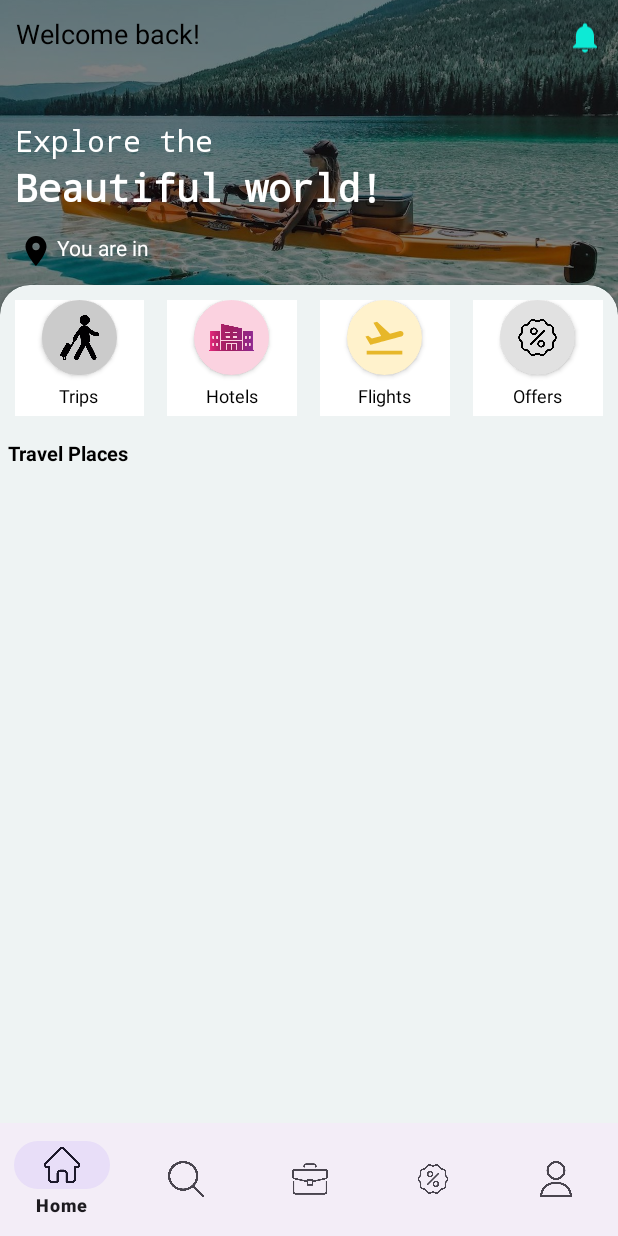
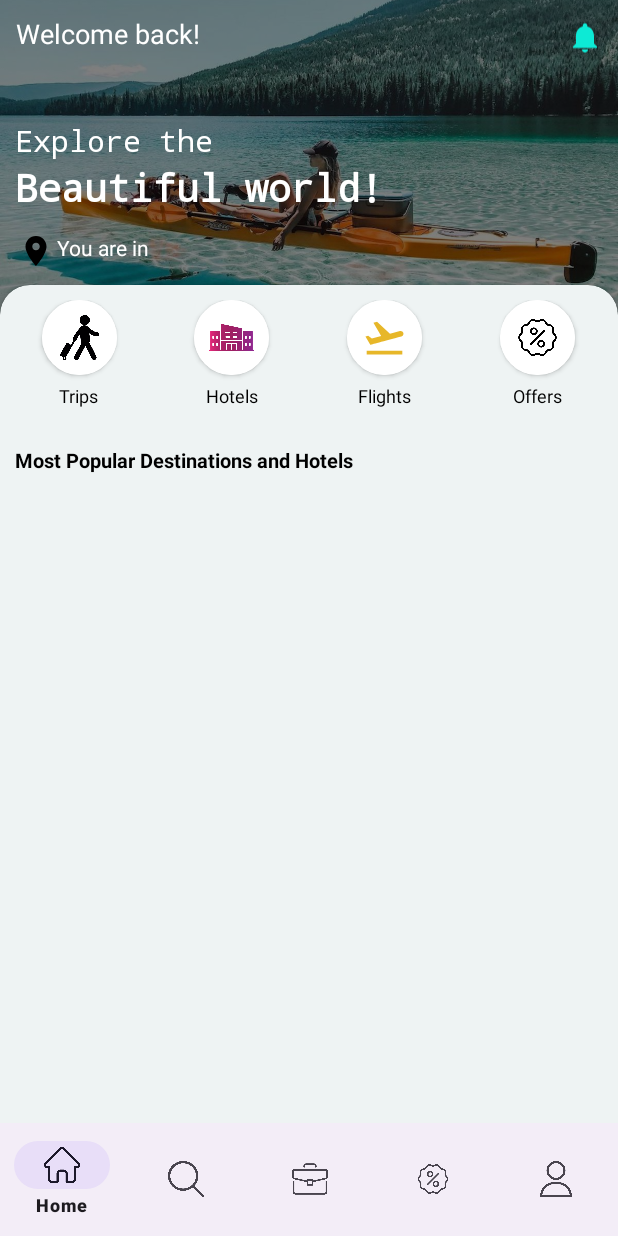
Before and after one commit to collin-Kipkorir/WanderEase---Your-Ultimate-Travel-Companion, an Android app: the screen it shows after launch once a user with an empty profile is signed in (MainActivity), on a phone screen of 412 x 824 dp. Run offline under Robolectric (Android 15) with nearby library versions, the phone set to English and light mode, and no system bars; our stand-ins replace Firebase (no records; nobody signed in at launch, a user with empty details on screens opened directly).

Commit message:
Home Fragment UI Redesign

```diff
--- a/app/src/main/java/com/wanderease/travelcompanion/HomeFragment.java
+++ b/app/src/main/java/com/wanderease/travelcompanion/HomeFragment.java
@@ -64,7 +64,7 @@ public class HomeFragment extends Fragment {
             Window window = requireActivity().getWindow();
             // Set the status bar color
             window.addFlags(WindowManager.LayoutParams.FLAG_DRAWS_SYSTEM_BAR_BACKGROUNDS);
-            window.setStatusBarColor(ContextCompat.getColor(requireContext(), R.color.semi_transparent_black));
+            window.setStatusBarColor(ContextCompat.getColor(requireContext(), R.color.black));
         }
         tvUserLocation = view.findViewById(R.id.tv_user_location);
         tvWelcomeMessage = view.findViewById(R.id.tv_welcome_message);
--- a/app/src/main/res/layout/fragment_home.xml
+++ b/app/src/main/res/layout/fragment_home.xml
@@ -56,7 +56,7 @@
                     android:layout_height="wrap_content"
                     android:textSize="18sp"
                     android:layout_margin="10dp"
-                    android:textColor="@color/black"
+                    android:textColor="@color/white"
                     android:layout_marginTop="16dp"
                     android:gravity="center" />
                 <ImageView
@@ -167,21 +167,21 @@
                                         android:layout_height="wrap_content"
                                         android:layout_marginEnd="15dp"
                                         android:layout_weight="1"
-                                        android:background="@color/white"
+                                        android:background="@color/grey"
                                         android:orientation="vertical">
 
                                         <androidx.cardview.widget.CardView
                                             android:layout_width="50dp"
                                             android:layout_height="50dp"
                                             android:layout_gravity="center_horizontal"
-                                            android:background="@color/white"
+                                            android:background="@color/grey"
                                             app:cardCornerRadius="50dp">
 
                                             <ImageView
                                                 android:layout_width="match_parent"
                                                 android:layout_height="match_parent"
                                                 android:layout_gravity="center"
-                                                android:background="#34000000"
+                                                android:background="@color/white"
                                                 android:padding="10dp"
                                                 android:scaleType="centerCrop"
                                                 android:src="@drawable/travel" />
@@ -204,12 +204,13 @@
                                         android:layout_height="wrap_content"
                                         android:layout_marginEnd="15dp"
                                         android:layout_weight="1"
-                                        android:background="@color/white"
+                                        android:background="@color/grey"
                                         android:orientation="vertical">
 
                                         <androidx.cardview.widget.CardView
                                             android:layout_width="50dp"
                                             android:layout_height="50dp"
+                                            android:background="@color/white"
                                             android:layout_gravity="center_horizontal"
                                             app:cardCornerRadius="50dp">
 
@@ -217,7 +218,7 @@
                                                 android:layout_width="match_parent"
                                                 android:layout_height="match_parent"
                                                 android:layout_gravity="center"
-                                                android:background="#32E91E63"
+                                                android:background="@color/white"
                                                 android:padding="10dp"
                                                 android:scaleType="centerCrop"
                                                 android:src="@drawable/hotel" />
@@ -239,12 +240,13 @@
                                         android:layout_height="wrap_content"
                                         android:layout_marginEnd="15dp"
                                         android:layout_weight="1"
-                                        android:background="@color/white"
+                                        android:background="@color/grey"
                                         android:orientation="vertical">
 
                                         <androidx.cardview.widget.CardView
                                             android:layout_width="50dp"
                                             android:layout_height="50dp"
+                                            android:background="@color/white"
                                             android:layout_gravity="center_horizontal"
                                             app:cardCornerRadius="50dp">
 
@@ -252,7 +254,7 @@
                                                 android:layout_width="match_parent"
                                                 android:layout_height="match_parent"
                                                 android:layout_gravity="center"
-                                                android:background="#34FFC107"
+                                                android:background="@color/white"
                                                 android:padding="10dp"
                                                 android:scaleType="centerCrop"
                                                 android:src="@drawable/flight" />
@@ -273,20 +275,21 @@
                                         android:layout_width="0dp"
                                         android:layout_height="wrap_content"
                                         android:layout_weight="1"
-                                        android:background="@color/white"
+                                        android:background="@color/grey"
                                         android:orientation="vertical">
 
                                         <androidx.cardview.widget.CardView
                                             android:layout_width="50dp"
                                             android:layout_height="50dp"
                                             android:layout_gravity="center_horizontal"
+                                            android:background="@color/white"
                                             app:cardCornerRadius="50dp">
 
                                             <ImageView
                                                 android:layout_width="match_parent"
                                                 android:layout_height="match_parent"
                                                 android:layout_gravity="center"
-                                                android:background="#1E000000"
+                                                android:background="@color/white"
                                                 android:padding="10dp"
                                                 android:scaleType="centerCrop"
                                                 android:src="@drawable/offer" />
@@ -303,11 +306,12 @@
                                             android:textSize="12dp" />
                                     </LinearLayout>
                                 </LinearLayout>
+
                                 <TextView
                                     android:layout_width="wrap_content"
                                     android:layout_height="wrap_content"
-                                    android:layout_margin="5dp"
-                                    android:text="Travel Places"
+                                    android:layout_margin="10dp"
+                                    android:text="Most Popular Destinations and Hotels"
                                     android:textColor="@color/black"
                                     android:textStyle="bold"
                                     android:textSize="13dp" />
```
Also changed, not shown: app/src/main/res/layout/hotel_cardview.xml (+27 -14 lines).
